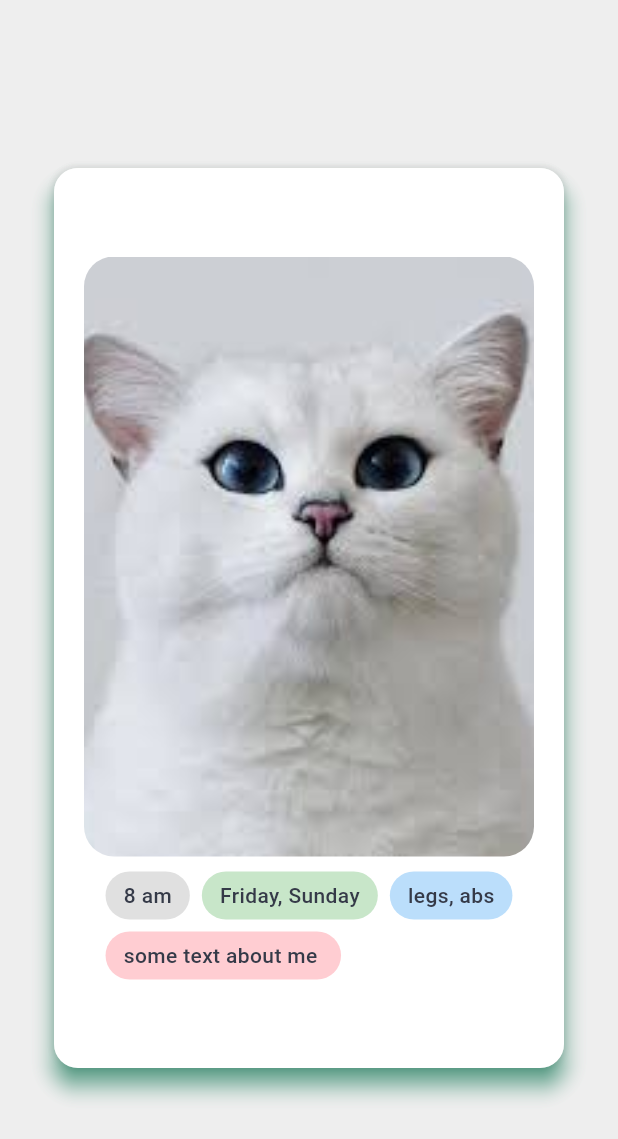
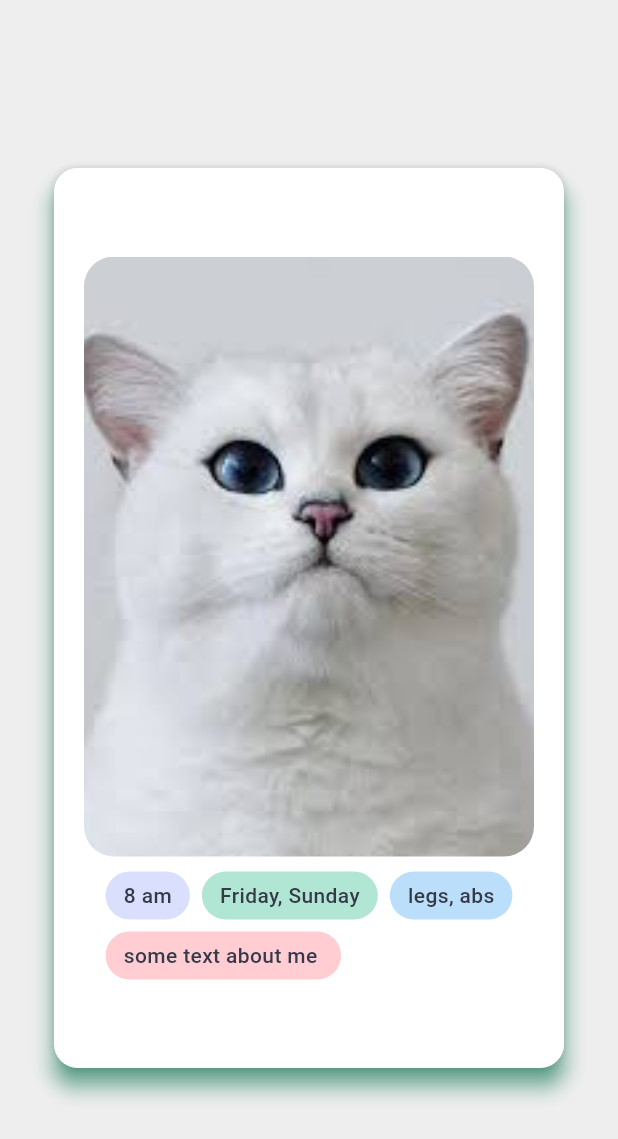
Before and after one commit to PervuhinRoman/GymBroForPress, a Flutter app: the TinderScreen screen opened by its route, on a phone screen of 412 x 824 dp. Shown: the top 1139 px of the screen. Run offline on Flutter 3.47's test engine with Material 3 defaults, Android fonts, the phone set to English and light mode, and no system bars; our stand-ins replace logger, shared_preferences, table_calendar; accounts and stored records are empty; generated files the repository leaves out were written again.

Commit message:
colors usage fixed

```diff
--- a/lib/core/theme/app_colors.dart
+++ b/lib/core/theme/app_colors.dart
@@ -14,4 +14,7 @@ class AppColors {
   static const Color disabledText = Color(0xFFC0C8DE);
   static const Color textSecondary = Color(0xFF8A90A2);
   static const Color constantError = Color(0xFFE95C5C);
+  static const Color redPale = Color(0xFFFFCDD2);
+  static const Color bluePale = Color(0xFFBBDEFB);
+
 }
--- a/lib/features/tinder/tags.dart
+++ b/lib/features/tinder/tags.dart
@@ -1,4 +1,5 @@
 import 'package:flutter/material.dart';
+import 'package:gymbro/core/theme/app_colors.dart';
 
 enum TagCategory { trainType, hours, days, textInfo }
 
@@ -15,13 +16,13 @@ class Tag extends StatelessWidget {
   Color _getBackgroundColor() {
     switch (category) {
       case TagCategory.trainType:
-        return Colors.blue.shade100;
+        return AppColors.bluePale;
       case TagCategory.hours:
-        return Colors.grey.shade300;
+        return  AppColors.violetPale;
       case TagCategory.days:
-        return Colors.green.shade100;
+        return AppColors.greenSecondary;
       case TagCategory.textInfo:
-        return Colors.red.shade100;
+        return  AppColors.redPale;
     }
   }
 
```
